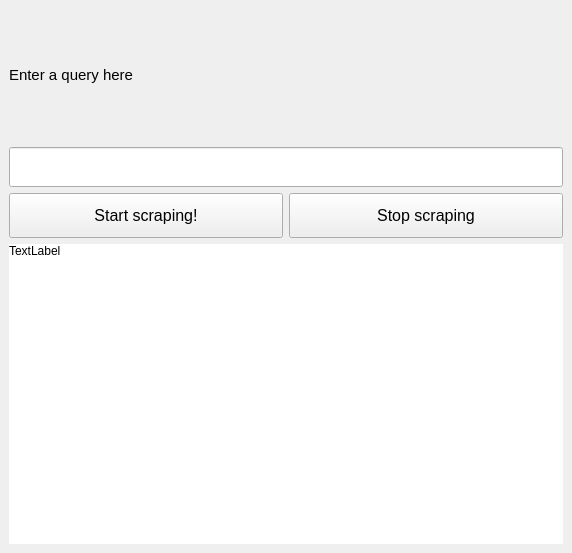
The window that UI/goomaps.ui (AhmedGsm/Google-Maps-Scraper) describes before a commit, drawn with Qt 5.
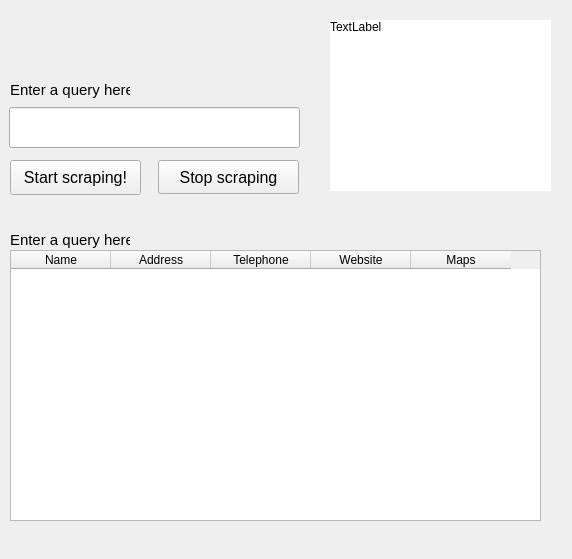
The same window after the commit.

Commit message: Add Table Widget

```diff
--- a/UI/goomaps.ui
+++ b/UI/goomaps.ui
@@ -7,7 +7,7 @@
     <x>0</x>
     <y>0</y>
     <width>572</width>
-    <height>553</height>
+    <height>559</height>
    </rect>
   </property>
   <property name="windowTitle">
@@ -17,9 +17,15 @@
    <string notr="true"/>
   </property>
   <widget class="QWidget" name="centralwidget">
-   <layout class="QVBoxLayout" name="verticalLayout" stretch="0,0,0,0">
-    <item>
      <widget class="QLabel" name="label">
+    <property name="geometry">
+     <rect>
+      <x>10</x>
+      <y>80</y>
+      <width>120</width>
+      <height>20</height>
+     </rect>
+    </property>
       <property name="font">
        <font>
         <pointsize>11</pointsize>
@@ -29,9 +35,15 @@
        <string>Enter a query here</string>
       </property>
      </widget>
-    </item>
-    <item>
      <widget class="QLineEdit" name="searchEdit">
+    <property name="geometry">
+     <rect>
+      <x>9</x>
+      <y>107</y>
+      <width>291</width>
+      <height>41</height>
+     </rect>
+    </property>
       <property name="minimumSize">
        <size>
         <width>0</width>
@@ -51,61 +63,15 @@
        </size>
       </property>
      </widget>
-    </item>
-    <item>
-     <layout class="QHBoxLayout" name="horizontalLayout_3">
-      <item>
-       <widget class="QPushButton" name="searchButton">
-        <property name="minimumSize">
-         <size>
-          <width>0</width>
-          <height>45</height>
-         </size>
-        </property>
-        <property name="maximumSize">
-         <size>
-          <width>16777215</width>
-          <height>45</height>
-         </size>
-        </property>
-        <property name="font">
-         <font>
-          <pointsize>12</pointsize>
-         </font>
-        </property>
-        <property name="text">
-         <string>Start scraping!</string>
-        </property>
-       </widget>
-      </item>
-      <item>
-       <widget class="QPushButton" name="stopScrapingButton">
-        <property name="minimumSize">
-         <size>
-          <width>0</width>
-          <height>45</height>
-         </size>
-        </property>
-        <property name="maximumSize">
-         <size>
-          <width>16777215</width>
-          <height>45</height>
-         </size>
-        </property>
-        <property name="font">
-         <font>
-          <pointsize>12</pointsize>
-         </font>
-        </property>
-        <property name="text">
-         <string>Stop scraping</string>
-        </property>
-       </widget>
-      </item>
-     </layout>
-    </item>
-    <item>
      <widget class="QLabel" name="messagesLabel">
+    <property name="geometry">
+     <rect>
+      <x>330</x>
+      <y>20</y>
+      <width>221</width>
+      <height>171</height>
+     </rect>
+    </property>
       <property name="sizePolicy">
        <sizepolicy hsizetype="Preferred" vsizetype="Preferred">
         <horstretch>0</horstretch>
@@ -115,7 +81,7 @@
       <property name="minimumSize">
        <size>
         <width>0</width>
-        <height>300</height>
+      <height>0</height>
        </size>
       </property>
       <property name="styleSheet">
@@ -128,8 +94,119 @@
        <set>Qt::AlignLeading|Qt::AlignLeft|Qt::AlignTop</set>
       </property>
      </widget>
-    </item>
-   </layout>
+   <widget class="QTableWidget" name="tableWidget">
+    <property name="geometry">
+     <rect>
+      <x>10</x>
+      <y>250</y>
+      <width>531</width>
+      <height>271</height>
+     </rect>
+    </property>
+    <column>
+     <property name="text">
+      <string>Name</string>
+     </property>
+    </column>
+    <column>
+     <property name="text">
+      <string>Address</string>
+     </property>
+    </column>
+    <column>
+     <property name="text">
+      <string>Telephone</string>
+     </property>
+    </column>
+    <column>
+     <property name="text">
+      <string>Website</string>
+     </property>
+    </column>
+    <column>
+     <property name="text">
+      <string>Maps</string>
+     </property>
+    </column>
+   </widget>
+   <widget class="QLabel" name="label_2">
+    <property name="geometry">
+     <rect>
+      <x>10</x>
+      <y>230</y>
+      <width>120</width>
+      <height>20</height>
+     </rect>
+    </property>
+    <property name="font">
+     <font>
+      <pointsize>11</pointsize>
+     </font>
+    </property>
+    <property name="text">
+     <string>Enter a query here</string>
+    </property>
+   </widget>
+   <widget class="QPushButton" name="searchButton">
+    <property name="geometry">
+     <rect>
+      <x>10</x>
+      <y>160</y>
+      <width>131</width>
+      <height>35</height>
+     </rect>
+    </property>
+    <property name="minimumSize">
+     <size>
+      <width>0</width>
+      <height>35</height>
+     </size>
+    </property>
+    <property name="maximumSize">
+     <size>
+      <width>16777215</width>
+      <height>45</height>
+     </size>
+    </property>
+    <property name="font">
+     <font>
+      <pointsize>12</pointsize>
+     </font>
+    </property>
+    <property name="text">
+     <string>Start scraping!</string>
+    </property>
+   </widget>
+   <widget class="QPushButton" name="stopScrapingButton">
+    <property name="geometry">
+     <rect>
+      <x>158</x>
+      <y>160</y>
+      <width>141</width>
+      <height>34</height>
+     </rect>
+    </property>
+    <property name="minimumSize">
+     <size>
+      <width>0</width>
+      <height>34</height>
+     </size>
+    </property>
+    <property name="maximumSize">
+     <size>
+      <width>16777215</width>
+      <height>45</height>
+     </size>
+    </property>
+    <property name="font">
+     <font>
+      <pointsize>12</pointsize>
+     </font>
+    </property>
+    <property name="text">
+     <string>Stop scraping</string>
+    </property>
+   </widget>
   </widget>
   <widget class="QMenuBar" name="menubar">
    <property name="geometry">
```
Lines whose indentation alone changed are shown as unchanged. The commit also changes 2 other files.
